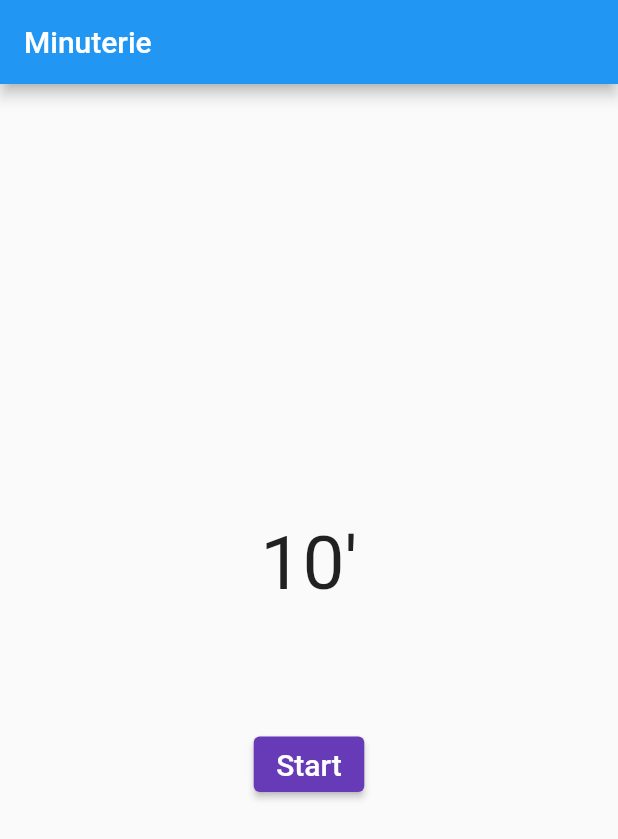
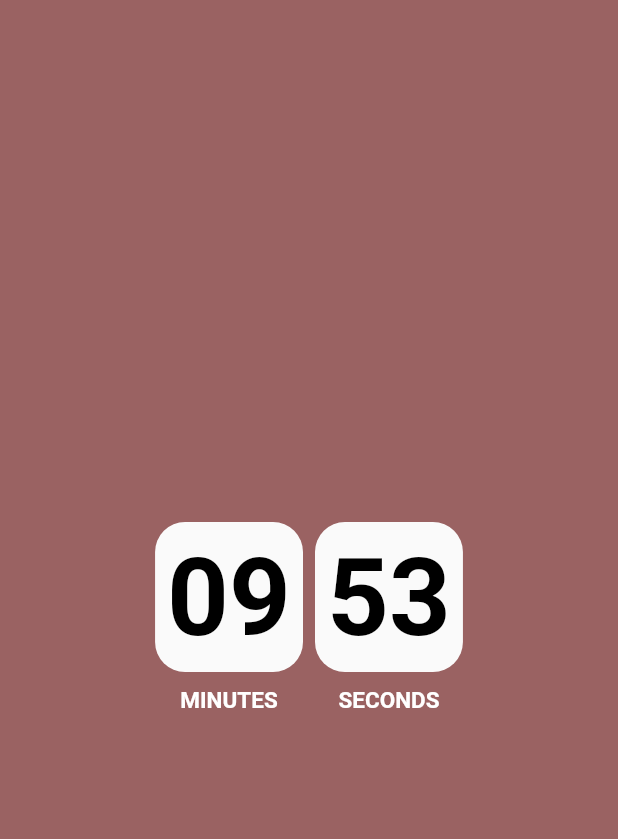
Before and after one commit to ZieAmara/Apk-Mobile, a Flutter app: the screen it shows after launch, on a phone screen of 412 x 824 dp. Shown: the top 839 px of the screen. Run offline on Flutter 3.47's test engine with Material 2 defaults, Android fonts, the phone set to English and light mode, and no system bars; our stand-ins replace firebase_core; accounts and stored records are empty.

Commit message:
minuterie

```diff
--- /dev/null
+++ b/lib/Minuterie/Models/time_plus.dart
@@ -0,0 +1,65 @@
+import 'dart:async';
+
+import 'package:flutter/material.dart';
+import 'package:fonctionnalites/Minuterie/widgets/time_card_widget.dart';
+
+class TimePlus extends StatefulWidget{
+  const TimePlus({Key? key}) : super(key: key);
+
+  @override
+  State<TimePlus> createState() => _TimePlusState();
+}
+
+class _TimePlusState extends State<TimePlus> {
+  static const countDownTemps = Duration(minutes: 10);
+  Duration temps = const Duration();
+  Timer? timer;
+
+  bool isCountdown = true;
+
+  @override
+  void initState(){
+    super.initState();
+    startTime();
+    reset();
+  }
+
+  void reset(){
+    if (isCountdown) {setState(() => temps = countDownTemps);}
+    else {setState(() => temps = const Duration());}
+  }
+
+  void addTime(){
+    final addSeconds = isCountdown ? -1 : 1;
+    setState((){
+      final seconds = temps.inSeconds + addSeconds;
+      if (seconds < 0) {
+        timer?.cancel();
+      } else {
+        temps = Duration(seconds: seconds);
+      }
+    });
+  }
+
+  void startTime(){
+    timer = Timer.periodic(const Duration(seconds: 1), (_) => addTime());
+  }
+
+  @override
+  Widget build(BuildContext context) {
+    String twoDigits(int n) => n.toString().padLeft(2,'0');
+    final minutes = twoDigits(temps.inMinutes.remainder(90));
+    final seconds = twoDigits(temps.inSeconds.remainder(60));
+
+    return Center(
+      child: Row(
+        mainAxisAlignment: MainAxisAlignment.center,
+        children: [
+          timeCard(time: minutes, header: "MINUTES"),
+          const SizedBox(width: 8,),
+          timeCard(time: seconds, header: "SECONDS"),
+        ],
+      ),
+    );
+  }
+}
--- /dev/null
+++ b/lib/Minuterie/Screens/chrono.dart
@@ -0,0 +1,15 @@
+import 'package:flutter/material.dart';
+import 'package:fonctionnalites/Minuterie/Models/time_plus.dart';
+
+class Chrono extends StatelessWidget{
+  const Chrono({Key? key}) : super(key: key);
+
+  @override
+  Widget build(BuildContext context) {
+
+    return const Center(
+      child: TimePlus(),
+    );
+  }
+
+}
--- /dev/null
+++ b/lib/Minuterie/Screens/home_screen.dart
@@ -0,0 +1,17 @@
+import 'package:flutter/cupertino.dart';
+import 'package:flutter/material.dart';
+import 'package:fonctionnalites/Minuterie/Screens/chrono.dart';
+import 'package:fonctionnalites/theme.dart';
+
+class Home extends StatelessWidget{
+  const Home({Key? key}) : super(key: key);
+
+  @override
+  Widget build(BuildContext context) {
+
+    return Scaffold(
+      backgroundColor: bgColor,
+      body: const Chrono(),
+    );
+  }
+}
--- /dev/null
+++ b/lib/Minuterie/widgets/time_card_widget.dart
@@ -0,0 +1,31 @@
+import 'package:flutter/cupertino.dart';
+import 'package:flutter/material.dart';
+import 'package:fonctionnalites/theme.dart';
+
+Widget timeCard({required String time, required String header}) =>
+    Column(
+      mainAxisAlignment: MainAxisAlignment.center,
+      children: [
+        Container(
+          padding: const EdgeInsets.all(8),
+          decoration: bordureCirculaire,
+          child: Text(
+            time,
+            style: const TextStyle(
+              fontSize: 72,
+              color: Color(0xFF000000),
+              fontWeight: FontWeight.bold,
+            ),
+          ),
+        ),
+        const SizedBox(height: 10,),
+        Text(
+          header,
+          style: const TextStyle(
+            fontSize: 15,
+            color: Color(0xFFFFFFFF),
+            fontWeight: FontWeight.bold,
+          ),
+        )
+      ],
+    );
--- a/lib/main.dart
+++ b/lib/main.dart
@@ -1,7 +1,6 @@
 import 'package:firebase_core/firebase_core.dart';
 import 'package:flutter/material.dart';
-import 'package:cloud_firestore/cloud_firestore.dart';
-import 'package:fonctionnalites/minuterie.dart';
+import 'package:fonctionnalites/Minuterie/Screens/home_screen.dart';
 
 Future<void> main() async {
   WidgetsFlutterBinding.ensureInitialized();
@@ -20,7 +19,7 @@ class MyApp extends StatelessWidget {
       theme: ThemeData(
         primarySwatch: Colors.blue,
       ),
-      home: const Minuterie(),
+      home: const Home(),
     );
   }
 }
--- a/lib/minuterie.dart
+++ /dev/null
@@ -1,91 +0,0 @@
-import 'dart:async';
-
-import 'package:cloud_firestore/cloud_firestore.dart';
-import 'package:flutter/cupertino.dart';
-import 'package:flutter/material.dart';
-import 'package:fonctionnalites/widgets/button_widget.dart';
-
-class Minuterie extends StatefulWidget{
-  final String title="Minuterie";
-
-  const Minuterie({Key? key,}) : super(key: key);
-
-  @override
-  State<Minuterie> createState() => _MinuterieState();
-}
-
-class _MinuterieState extends State<Minuterie> {
-  final Stream<QuerySnapshot> _matchStream =
-      FirebaseFirestore.instance.collection("matchs").snapshots();
-
-  String text = "Minuterie";
-  static const maxTime = 10;
-  int seuil = maxTime;
-  Timer? timer;
-
-  void startTime(){
-    timer = Timer.periodic(const Duration(seconds: 1), (_) {
-      if (seuil>0){
-        setState(() => seuil--);
-      }else{stopTimer(reset: false);}
-    });
-  }
-  void resetTimer() => setState(() => seuil = maxTime);
-  void stopTimer({bool reset = true}){
-    if (reset){
-      resetTimer();
-    }
-    timer?.cancel();
-  }
-
-
-  @override
-  Widget build(BuildContext context) {
-
-    Widget buildButtons(){
-      final isRunning = timer == null ? false : timer!.isActive;
-      return isRunning
-          ? Row(
-            mainAxisAlignment: MainAxisAlignment.center,
-            children: [
-              ButtonWidget(
-                    text: "pause",
-                    onClicked: ()=>stopTimer()
-                ),
-              const SizedBox(width: 10,),
-              ButtonWidget(
-                  text: "reset",
-                  onClicked: stopTimer
-              )
-            ],
-          )
-          : ButtonWidget(
-        txtColors: Colors.white,
-        bgColors: Colors.deepPurple,
-        text:'Start',
-        onClicked:()=>startTime(),
-      );
-    }
-    Widget buildTime(){
-      return Text(
-        "$seuil'",
-        style: const TextStyle(fontSize: 50),
-      );
-    }
-    return Scaffold(
-      appBar: AppBar(
-        title: Text(widget.title),
-      ),
-      body: Center(
-        child: Column(
-          mainAxisAlignment: MainAxisAlignment.center,
-          children: <Widget>[
-            buildTime(),
-            const SizedBox(height: 80,),
-            buildButtons(),
-          ],
-        ),
-      ),
-    );
-  }
-}
--- /dev/null
+++ b/lib/theme.dart
@@ -0,0 +1,10 @@
+import 'package:flutter/cupertino.dart';
+
+Color bgColor = const Color(0xFF9A6262);
+
+BoxDecoration bordureCirculaire = BoxDecoration(
+    color: const Color(0xFFFAFAFA),
+    borderRadius: BorderRadius.circular(20),
+);
+
+TextStyle timeStile = const TextStyle(color: Color(0xFF000000), fontSize: 80);
--- a/lib/widgets/button_widget.dart
+++ /dev/null
@@ -1,36 +0,0 @@
-import 'package:flutter/cupertino.dart';
-import 'package:flutter/material.dart';
-
-class ButtonWidget extends StatelessWidget{
-
-  final String text;
-  final VoidCallback onClicked;
-  final bgColors;
-  final txtColors;
-
-  const ButtonWidget({
-    Key? key,
-    required this.text,
-    required this.onClicked,
-    this.bgColors = Colors.deepPurple,
-    this.txtColors = Colors.white,
-  }) : super(key: key);
-
-  @override
-  Widget build(BuildContext context) {
-    return ElevatedButton(
-        style: ElevatedButton.styleFrom(
-          primary: bgColors,
-          padding: const EdgeInsets.symmetric(horizontal: 15, vertical: 7)
-        ),
-        onPressed: onClicked,
-        child: Text(
-          text,
-          style: TextStyle(
-              fontSize: 20,
-              color: txtColors
-          ),
-        )
-    );
-  }
-}
```
Also changed, not shown: lib/Minuterie/widgets/buttons_widget.dart (added).
